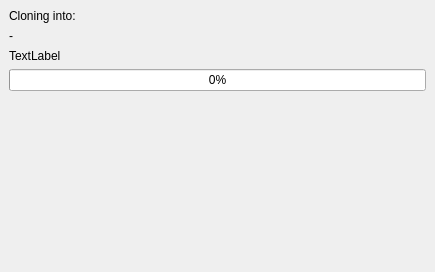
KDE/kommit, file src/libkommitwidgets/dialogs/clonedialog.ui: the form before one commit.
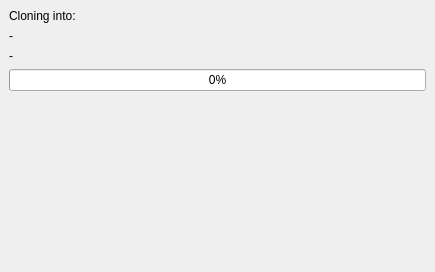
The form after the commit. Icons and pictures are not drawn. Custom widgets are drawn as their Qt base class.

Patch:
```diff
--- a/src/libkommitwidgets/dialogs/clonedialog.ui
+++ b/src/libkommitwidgets/dialogs/clonedialog.ui
@@ -173,7 +173,7 @@
        <item>
         <widget class="QLabel" name="labelMessage">
          <property name="text">
-          <string>TextLabel</string>
+          <string>-</string>
          </property>
         </widget>
        </item>
```
Left out of the diff: 6 changed lines with no effect on the pictures.
